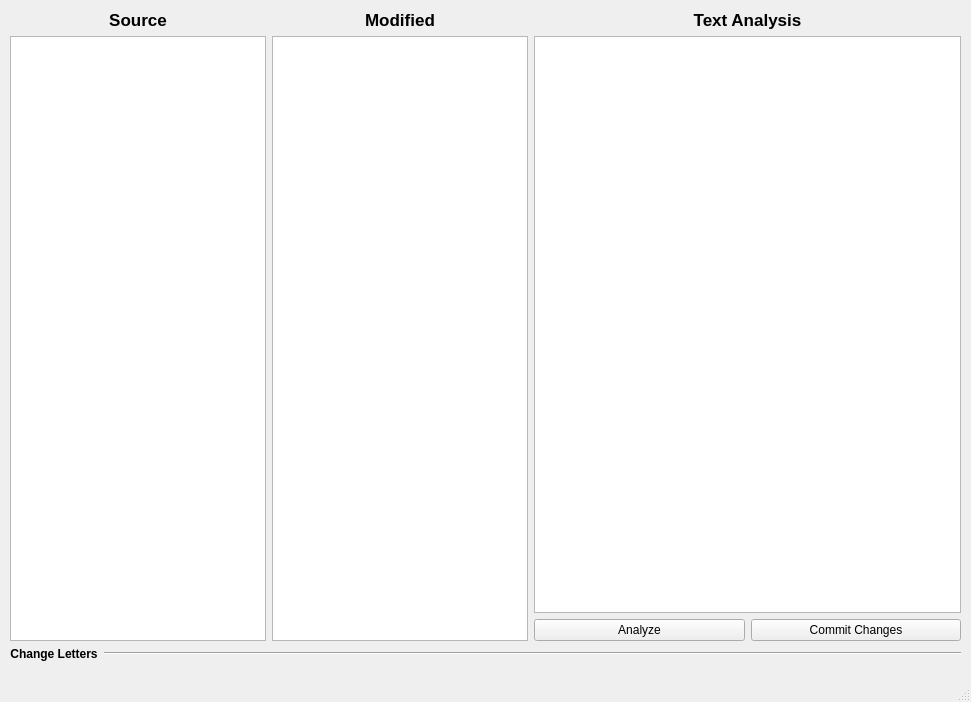
haboh/CyberSecurityTool, file FrequencyAnalysis.ui: the form before one commit.
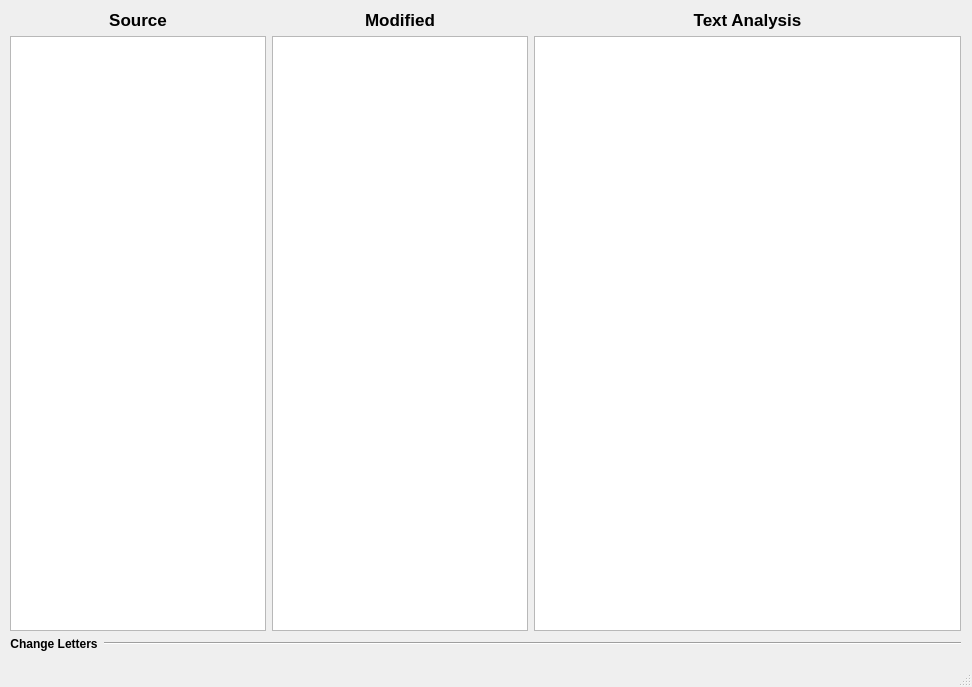
The form after the commit.

Commit message: Finish User Interface

Patch:
```diff
--- a/FrequencyAnalysis.ui
+++ b/FrequencyAnalysis.ui
@@ -6,8 +6,8 @@
    <rect>
     <x>0</x>
     <y>0</y>
-    <width>971</width>
-    <height>702</height>
+    <width>972</width>
+    <height>687</height>
    </rect>
   </property>
   <property name="windowTitle">
@@ -20,7 +20,7 @@
       <x>10</x>
       <y>10</y>
       <width>951</width>
-      <height>651</height>
+      <height>641</height>
      </rect>
     </property>
     <layout class="QVBoxLayout" name="Window">
@@ -104,22 +104,7 @@
           <widget class="QListWidget" name="lettersAmount"/>
          </item>
          <item>
-          <layout class="QHBoxLayout" name="horizontalLayout_4">
-           <item>
-            <widget class="QPushButton" name="AnalyzeButton">
-             <property name="text">
-              <string>Analyze</string>
-             </property>
-            </widget>
-           </item>
-           <item>
-            <widget class="QPushButton" name="commitChangesButton">
-             <property name="text">
-              <string>Commit Changes</string>
-             </property>
-            </widget>
-           </item>
-          </layout>
+          <layout class="QHBoxLayout" name="horizontalLayout_4"/>
          </item>
         </layout>
        </item>
```
The commit also changes 2 other files.
